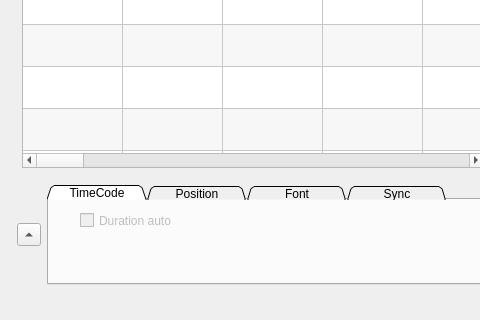
First picture: the form in mainwindow.ui, repository liloneum/amapola, before the edit; both pictures show x 0 to 480 and y 262 to 582 of the 1024 by 768 pixel window.
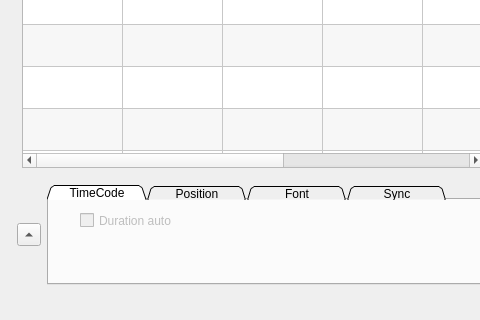
Second picture: the form after the edit. Custom widgets are drawn as their Qt base class.

Commit message:
Manage more than 2 lines
Issue : none

Now it's possible to create more than 2 lines.
Change font and position

Diff of the .ui file:
```diff
--- a/mainwindow.ui
+++ b/mainwindow.ui
@@ -263,7 +263,7 @@
            <number>100</number>
           </property>
           <property name="columnCount">
-           <number>37</number>
+           <number>7</number>
           </property>
           <attribute name="horizontalHeaderVisible">
            <bool>true</bool>
@@ -448,156 +448,6 @@
             <set>AlignHCenter|AlignVCenter|AlignCenter</set>
            </property>
           </column>
-          <column>
-           <property name="text">
-            <string>NbrLines</string>
-           </property>
-          </column>
-          <column>
-           <property name="text">
-            <string>Line1</string>
-           </property>
-          </column>
-          <column>
-           <property name="text">
-            <string>VPosition1</string>
-           </property>
-          </column>
-          <column>
-           <property name="text">
-            <string>VAlign1</string>
-           </property>
-          </column>
-          <column>
-           <property name="text">
-            <string>HPosition1</string>
-           </property>
-          </column>
-          <column>
-           <property name="text">
-            <string>HAlign1</string>
-           </property>
-          </column>
-          <column>
-           <property name="text">
-            <string>Direction1</string>
-           </property>
-          </column>
-          <column>
-           <property name="text">
-            <string>FontId1</string>
-           </property>
-          </column>
-          <column>
-           <property name="text">
-            <string>FontColor1</string>
-           </property>
-          </column>
-          <column>
-           <property name="text">
-            <string>FontEffect1</string>
-           </property>
-          </column>
-          <column>
-           <property name="text">
-            <string>FontEffectColor1</string>
-           </property>
-          </column>
-          <column>
-           <property name="text">
-            <string>FontItalic1</string>
-           </property>
-          </column>
-          <column>
-           <property name="text">
-            <string>FontUnderlined1</string>
-           </property>
-          </column>
-          <column>
-           <property name="text">
-            <string>FontScript1</string>
-           </property>
-          </column>
-          <column>
-           <property name="text">
-            <string>FontSize1</string>
-           </property>
-          </column>
-          <column>
-           <property name="text">
-            <string>Line2</string>
-           </property>
-          </column>
-          <column>
-           <property name="text">
-            <string>VPosition2</string>
-           </property>
-          </column>
-          <column>
-           <property name="text">
-            <string>VAlign2</string>
-           </property>
-          </column>
-          <column>
-           <property name="text">
-            <string>HPosition2</string>
-           </property>
-          </column>
-          <column>
-           <property name="text">
-            <string>HAlign2</string>
-           </property>
-          </column>
-          <column>
-           <property name="text">
-            <string>Direction2</string>
-           </property>
-          </column>
-          <column>
-           <property name="text">
-            <string>FontId2</string>
-           </property>
-          </column>
-          <column>
-           <property name="text">
-            <string>FontColor2</string>
-           </property>
-          </column>
-          <column>
-           <property name="text">
-            <string>FontEffect2</string>
-           </property>
-          </column>
-          <column>
-           <property name="text">
-            <string>FontEffectColor2</string>
-           </property>
-          </column>
-          <column>
-           <property name="text">
-            <string>FontItalic2</string>
-           </property>
-          </column>
-          <column>
-           <property name="text">
-            <string>FontUnderlined2</string>
-           </property>
-          </column>
-          <column>
-           <property name="text">
-            <string>FontScript2</string>
-           </property>
-          </column>
-          <column>
-           <property name="text">
-            <string>FontSize2</string>
-           </property>
-          </column>
-          <column>
-           <property name="text">
-            <string>durationAuto</string>
-           </property>
-          </column>
          </widget>
         </item>
        </layout>
```
The commit also changes 8 other files.
